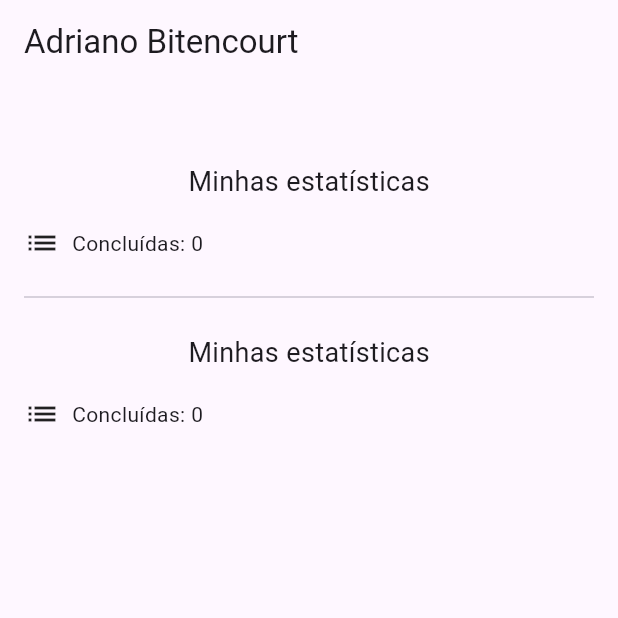
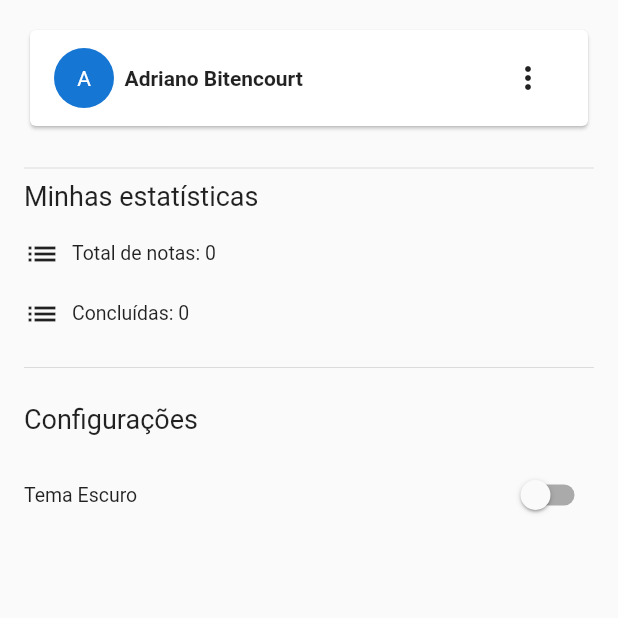
Before and after one commit to ambitencourt/mjv_adriano_bitencourt, a Flutter app: the screen it shows after launch, on a phone screen of 412 x 824 dp, the top half of it. Run offline on Flutter 3.47's test engine with Material 2 defaults, Android fonts, the phone set to English and light mode, and no system bars.

Commit message:
Desafio 1

```diff
--- a/lib/app_widget.dart
+++ b/lib/app_widget.dart
@@ -1,18 +1,20 @@
 import 'package:flutter/material.dart';
+import 'package:provider/provider.dart';
 
 import 'pages/home/home_page.dart';
+import 'stores/home_store.dart';
 
 class MyApp extends StatelessWidget {
   const MyApp({super.key});
 
   @override
   Widget build(BuildContext context) {
+    final homeStore = Provider.of<HomeStore>(context);
     return MaterialApp(
       debugShowCheckedModeBanner: false,
-      theme: ThemeData(
-        primarySwatch: Colors.blue,
-        useMaterial3: true,
-      ),
+      themeMode: homeStore.theme,
+      theme: ThemeData.light(),
+      darkTheme: ThemeData.dark(),
       home: const HomePage(),
     );
   }
--- /dev/null
+++ b/lib/core/constants.dart
@@ -0,0 +1,4 @@
+import 'package:flutter/material.dart';
+
+const Color kWhite = Colors.white;
+const Color kBackground = Color(0xff1676D3);
--- /dev/null
+++ b/lib/core/custom_spacer.dart
@@ -0,0 +1,22 @@
+import 'package:flutter/material.dart';
+
+class CustomSpacer extends StatelessWidget {
+  final double? height;
+  final double? width;
+
+  /// Altura padrão de 16,
+  /// Largura não está definido
+  const CustomSpacer({
+    super.key,
+    this.height = 16,
+    this.width,
+  });
+
+  @override
+  Widget build(BuildContext context) {
+    return SizedBox(
+      height: height,
+      width: width,
+    );
+  }
+}
--- /dev/null
+++ b/lib/core/text_widget.dart
@@ -0,0 +1,27 @@
+import 'package:flutter/material.dart';
+
+class TextWidget extends StatelessWidget {
+  final String data;
+  final double? fontSize;
+  final Color? color;
+  final FontWeight? fontWeight;
+  const TextWidget(
+    this.data, {
+    super.key,
+    this.fontSize = 14,
+    this.color,
+    this.fontWeight,
+  });
+
+  @override
+  Widget build(BuildContext context) {
+    return Text(
+      data,
+      style: TextStyle(
+        fontSize: fontSize,
+        color: color,
+        fontWeight: fontWeight,
+      ),
+    );
+  }
+}
--- a/lib/main.dart
+++ b/lib/main.dart
@@ -1,7 +1,14 @@
 import 'package:flutter/material.dart';
+import 'package:provider/provider.dart';
 
 import 'app_widget.dart';
+import 'stores/home_store.dart';
 
 void main() {
-  runApp(const MyApp());
+  runApp(
+    ChangeNotifierProvider<HomeStore>(
+      create: (_) => HomeStore(),
+      child: const MyApp(),
+    ),
+  );
 }
--- a/lib/pages/home/home_page.dart
+++ b/lib/pages/home/home_page.dart
@@ -1,4 +1,11 @@
 import 'package:flutter/material.dart';
+import 'package:provider/provider.dart';
+
+import '../../core/constants.dart';
+import '../../core/custom_spacer.dart';
+import '../../core/text_widget.dart';
+import '../../stores/home_store.dart';
+import 'profile_widget.dart';
 
 class HomePage extends StatefulWidget {
   const HomePage({super.key});
@@ -11,47 +18,62 @@ class _HomePageState extends State<HomePage> {
   @override
   Widget build(BuildContext context) {
     return Scaffold(
-      appBar: AppBar(
-        title: const Text('Adriano Bitencourt'),
-      ),
-      body: Container(
+      body: SafeArea(
+        top: true,
+        child: Container(
           padding: const EdgeInsets.all(16),
           child: Column(
+            crossAxisAlignment: CrossAxisAlignment.start,
             children: [
-            const Card(
-              margin: EdgeInsets.all(10),
-            ),
-            const SizedBox(height: 16),
-            const Text(
-              'Minhas estatísticas',
-              style: TextStyle(fontSize: 18),
-            ),
-            const SizedBox(height: 16),
+              const ProfileWidget(),
+              const CustomSpacer(),
+              const Divider(),
+              const TextWidget('Minhas estatísticas', fontSize: 18),
+              const CustomSpacer(),
+              Consumer<HomeStore>(builder: (context, store, _) {
+                return Column(
+                  children: [
                     Row(
-              children: const [
-                Icon(Icons.list),
-                SizedBox(width: 8),
-                Text('Concluídas: '),
-                Text('0'),
+                      children: [
+                        const Icon(Icons.list),
+                        const SizedBox(width: 8),
+                        TextWidget('Total de notas: ${store.count}',
+                            fontSize: 13),
                       ],
                     ),
-            const SizedBox(height: 16),
-            const Divider(),
-            const SizedBox(height: 16),
-            const Text(
-              'Minhas estatísticas',
-              style: TextStyle(fontSize: 18),
-            ),
-            const SizedBox(height: 16),
+                    const CustomSpacer(),
                     Row(
-              children: const [
-                Icon(Icons.list),
-                SizedBox(width: 8),
-                Text('Concluídas: '),
-                Text('0'),
+                      children: [
+                        const Icon(Icons.list),
+                        const SizedBox(width: 8),
+                        TextWidget('Concluídas: ${store.count}', fontSize: 13),
                       ],
                     ),
                   ],
+                );
+              }),
+              const CustomSpacer(),
+              const Divider(),
+              const CustomSpacer(),
+              const TextWidget('Configurações', fontSize: 18),
+              const CustomSpacer(),
+              Consumer<HomeStore>(builder: (context, store, _) {
+                return Row(
+                  mainAxisAlignment: MainAxisAlignment.spaceBetween,
+                  children: [
+                    const TextWidget('Tema Escuro', fontSize: 13),
+                    Switch(
+                      value: store.theme == ThemeMode.dark,
+                      onChanged: (bool isDark) {
+                        context.read<HomeStore>().toggleTheme(isDark);
+                      },
+                      activeColor: kBackground,
+                    ),
+                  ],
+                );
+              }),
+            ],
+          ),
         ),
       ),
     );
--- /dev/null
+++ b/lib/pages/home/profile_widget.dart
@@ -0,0 +1,32 @@
+import 'package:flutter/material.dart';
+
+import '../../core/constants.dart';
+import '../../core/text_widget.dart';
+
+class ProfileWidget extends StatelessWidget {
+  const ProfileWidget({super.key});
+
+  @override
+  Widget build(BuildContext context) {
+    return Card(
+      surfaceTintColor: kWhite,
+      child: Padding(
+        padding: const EdgeInsets.symmetric(horizontal: 16, vertical: 8),
+        child: Row(
+          children: [
+            const CircleAvatar(
+              backgroundColor: kBackground,
+              child: TextWidget('A', color: kWhite),
+            ),
+            const SizedBox(
+              width: 7,
+            ),
+            const TextWidget('Adriano Bitencourt', fontWeight: FontWeight.bold),
+            const Spacer(),
+            IconButton(onPressed: () {}, icon: const Icon(Icons.more_vert)),
+          ],
+        ),
+      ),
+    );
+  }
+}
--- a/lib/stores/home_store.dart
+++ b/lib/stores/home_store.dart
@@ -0,0 +1,17 @@
+import 'package:flutter/material.dart';
+
+class HomeStore extends ChangeNotifier {
+  int count = 0;
+
+  ThemeMode theme = ThemeMode.light;
+
+  void toggleTheme(bool isDark) {
+    theme = isDark ? ThemeMode.dark : ThemeMode.light;
+    notifyListeners();
+  }
+
+  void setCount(int value) {
+    count = value;
+    notifyListeners();
+  }
+}
--- a/pubspec.yaml
+++ b/pubspec.yaml
@@ -1,5 +1,5 @@
 name: mjv_adriano_bitencourt
-description: A new Flutter project.
+description: MJV Academy.
 
 publish_to: "none"
 
@@ -13,6 +13,7 @@ dependencies:
     sdk: flutter
 
   cupertino_icons: ^1.0.2
+  provider: ^6.0.5
 
 dev_dependencies:
   flutter_test:
```
Also changed, not shown: pubspec.lock. Lines whose indentation alone changed are shown as unchanged.
